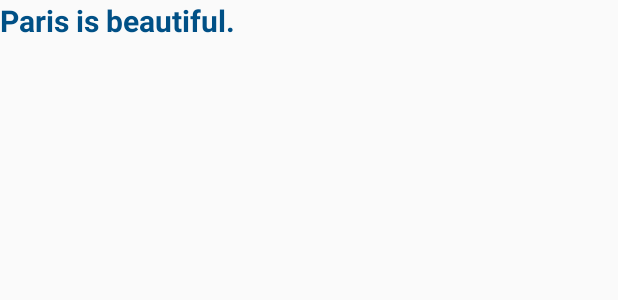
After one commit to Seems1268/KnowFacts, an Android app: the layout fact_list_item.xml on its own in the app's theme, with its tools: preview values and no code run, on a phone screen of 412 x 824 dp. The commit adds this screen. Shown: the top 300 px of the screen. Run offline under Robolectric (Android 15) with nearby library versions, the phone set to English and light mode, and no system bars; network calls fail.

Commit message:
Added a RecyclerView and adapter for it to display facts list.

```diff
--- /dev/null
+++ b/app/src/main/res/layout/fact_list_item.xml
@@ -0,0 +1,27 @@
+<?xml version="1.0" encoding="utf-8"?>
+<layout xmlns:android="http://schemas.android.com/apk/res/android"
+    xmlns:app="http://schemas.android.com/apk/res-auto"
+    xmlns:tools="http://schemas.android.com/tools">
+
+    <androidx.constraintlayout.widget.ConstraintLayout
+        android:layout_width="match_parent"
+        android:layout_height="wrap_content"
+        app:layout_constraintStart_toStartOf="parent">
+
+
+        <TextView
+            android:id="@+id/factTitle"
+            android:layout_width="match_parent"
+            android:layout_height="wrap_content"
+            android:textColor="#005086"
+            android:textStyle="bold"
+            android:textSize="20sp"
+            app:layout_constraintEnd_toEndOf="parent"
+            app:layout_constraintStart_toStartOf="parent"
+            app:layout_constraintTop_toTopOf="parent"
+            tools:text="Paris is beautiful."/>
+
+    </androidx.constraintlayout.widget.ConstraintLayout>
+
+
+</layout>
```
Also changed, not shown: app/src/main/java/com/example/knowfacts/FactsListAdapter.kt (added, +39 -0 lines), app/src/main/java/com/example/knowfacts/view/FactsListFragment.kt (+44 -9 lines), app/src/main/res/layout/facts_list_fragment.xml (+11 -10 lines).
